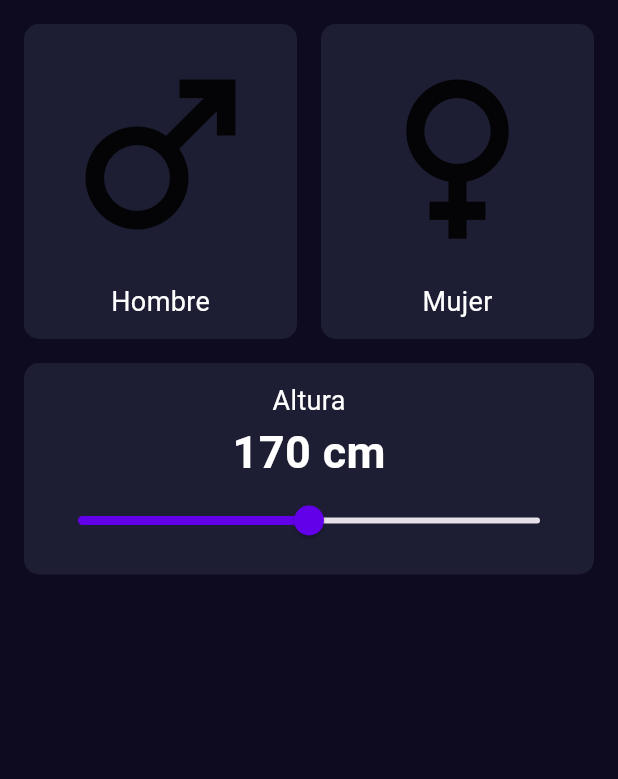
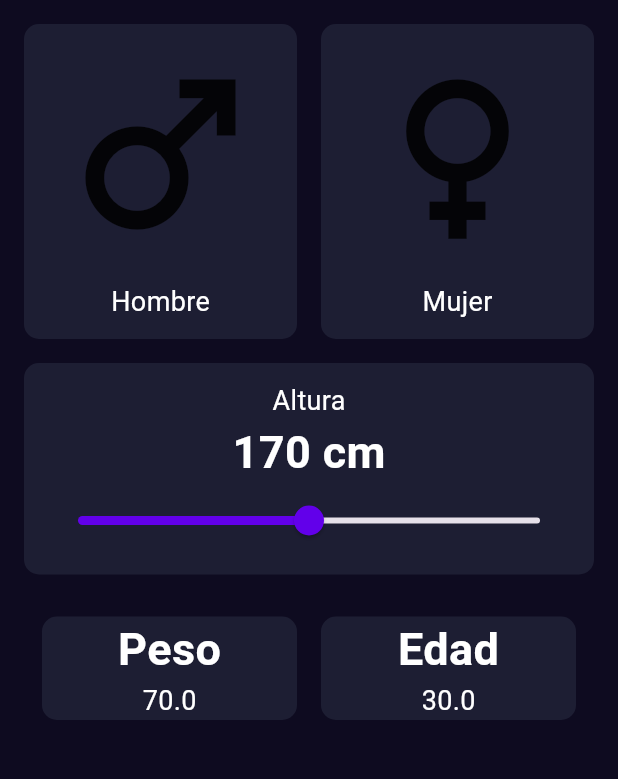
Before and after one commit to chiunti/icm_calc, a Flutter app: the screen it shows after launch, on a phone screen of 412 x 824 dp, the part 84-863 px from its top. Run offline on Flutter 3.47's test engine with Material 3 defaults, Android fonts, the phone set to English and light mode, and no system bars.

Commit message:
number selector

```diff
--- /dev/null
+++ b/lib/components/number_selector.dart
@@ -0,0 +1,27 @@
+import 'package:flutter/material.dart';
+import 'package:imc_calc/core/text_styles.dart';
+
+class NumberSelector
+ extends StatefulWidget {
+  final String title;
+  final String unit;
+  final double value;
+  const NumberSelector({super.key, required this.title, required this.unit, required this.value});
+
+
+  @override
+  State<NumberSelector> createState() => _NumberSelectorState();
+
+}
+
+class _NumberSelectorState extends State<NumberSelector> {
+
+  @override
+  Widget build(BuildContext context) {
+    return Column(
+      children: [
+        Text(widget.title, style: TextStyles.title,),
+        Text(widget.value.toString(), style: TextStyles.body,),],
+    );
+  }
+}
--- a/lib/pages/home.dart
+++ b/lib/pages/home.dart
@@ -1,6 +1,8 @@
 import 'package:flutter/material.dart';
 import 'package:imc_calc/components/gender_selector.dart';
 import 'package:imc_calc/components/heigh_selector.dart';
+import 'package:imc_calc/components/number_selector.dart';
+import 'package:imc_calc/core/app_colors.dart';
 
 class HomePage extends StatefulWidget {
   const HomePage({super.key});
@@ -12,6 +14,34 @@ class HomePage extends StatefulWidget {
 class _HomePageState extends State<HomePage> {
   @override
   Widget build(BuildContext context) {
-    return Column(children: [GenderSelector(), HeighSelector()]);
+    return Column(
+      children: [
+        GenderSelector(),
+        HeighSelector(),
+        Padding(
+          padding: const EdgeInsets.only(left: 16.0, right: 16.0, top: 16.0),
+          child: Padding(
+            padding: const EdgeInsets.all(12.0),
+            child: Row(
+              children: [
+                Expanded(child: Container(
+                  decoration: BoxDecoration(
+                    color: AppColors.backgroundComponent,
+                    borderRadius: BorderRadius.circular(10),
+                  ),
+                  child: NumberSelector(title: 'Peso', unit: 'kg', value: 70))),
+                SizedBox(width: 16,),
+                Expanded(child: Container(
+                  decoration: BoxDecoration(
+                    color: AppColors.backgroundComponent,
+                    borderRadius: BorderRadius.circular(10),
+                  ),
+                  child: NumberSelector(title: 'Edad', unit: 'años', value: 30))),
+              ],
+            ),
+          ),
+        ),
+      ],
+    );
   }
 }
```
